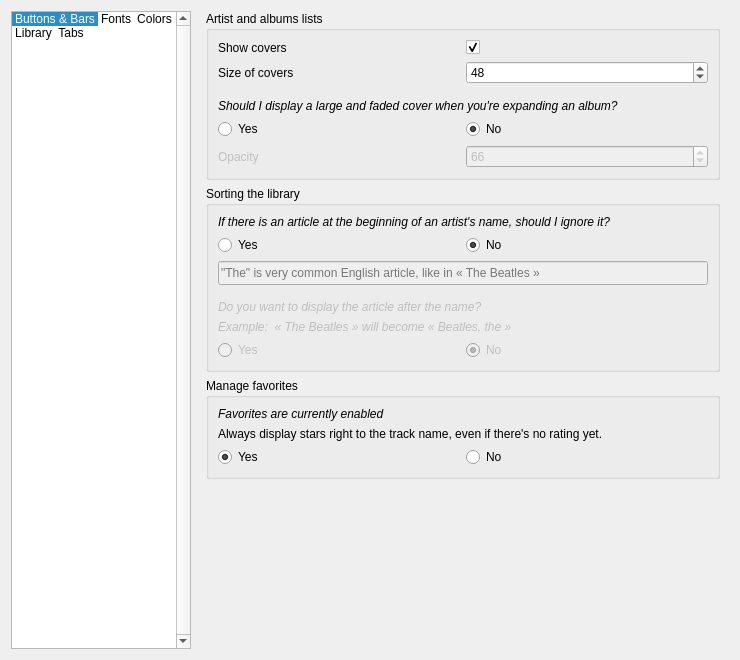
Above: code/MiamPlayer/customizetheme.ui from MBach/Miam-Player before the change. Below: the same form after it.
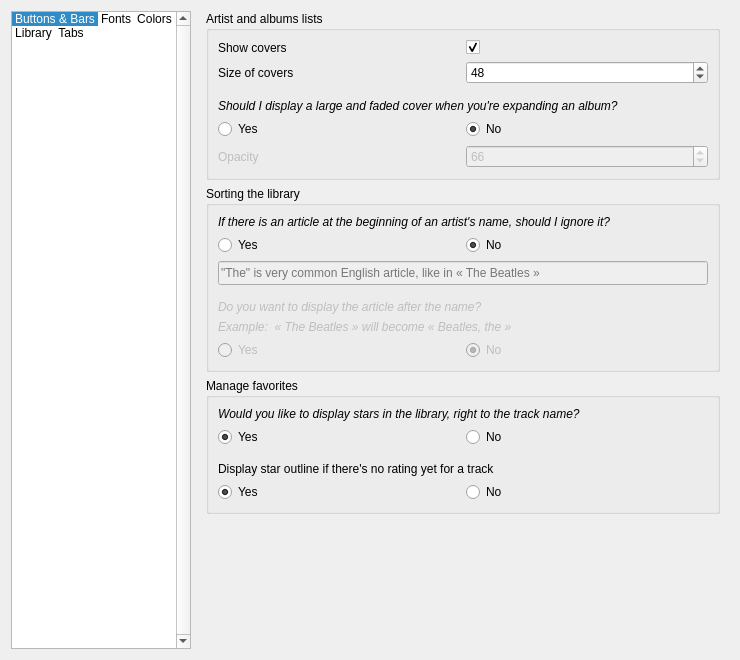
That is the form after the change. The open tabs and pages were chosen to show the change. Icons and pictures are not drawn. Custom widgets are drawn as their Qt base class.

Commit message: Display covers and stars in the Library

```diff
--- a/code/MiamPlayer/customizetheme.ui
+++ b/code/MiamPlayer/customizetheme.ui
@@ -1737,14 +1737,174 @@
              <string>This option can be changed in General options section</string>
             </property>
             <property name="text">
-             <string>Favorites are currently enabled</string>
+             <string>Would you like to display stars in the library, right to the track name?</string>
             </property>
            </widget>
           </item>
+          <item>
+           <layout class="QGridLayout" name="gridLayout_7" columnstretch="1,1">
+            <property name="bottomMargin">
+             <number>9</number>
+            </property>
+            <item row="0" column="0">
+             <layout class="QHBoxLayout" name="horizontalLayout_4">
+              <item>
+               <widget class="QRadioButton" name="radioButtonEnableStarDelegate">
+                <property name="toolTip">
+                 <string>This option will always displays 5 stars, even if the track has not been rated yet</string>
+                </property>
+                <property name="text">
+                 <string>Yes</string>
+                </property>
+                <property name="iconSize">
+                 <size>
+                  <width>16</width>
+                  <height>16</height>
+                 </size>
+                </property>
+                <property name="checked">
+                 <bool>true</bool>
+                </property>
+                <attribute name="buttonGroup">
+                 <string notr="true">buttonGroupEnableStarDelegate</string>
+                </attribute>
+               </widget>
+              </item>
+              <item>
+               <widget class="QLabel" name="star1">
+                <property name="sizePolicy">
+                 <sizepolicy hsizetype="Fixed" vsizetype="Preferred">
+                  <horstretch>0</horstretch>
+                  <verstretch>0</verstretch>
+                 </sizepolicy>
+                </property>
+                <property name="text">
+                 <string notr="true"/>
+                </property>
+                <property name="pixmap">
+                 <pixmap resource="mp.qrc">:/icons/favorite</pixmap>
+                </property>
+                <property name="scaledContents">
+                 <bool>true</bool>
+                </property>
+               </widget>
+              </item>
+              <item>
+               <widget class="QLabel" name="star2">
+                <property name="sizePolicy">
+                 <sizepolicy hsizetype="Fixed" vsizetype="Preferred">
+                  <horstretch>0</horstretch>
+                  <verstretch>0</verstretch>
+                 </sizepolicy>
+                </property>
+                <property name="text">
+                 <string notr="true"/>
+                </property>
+                <property name="pixmap">
+                 <pixmap resource="mp.qrc">:/icons/favorite</pixmap>
+                </property>
+                <property name="scaledContents">
+                 <bool>true</bool>
+                </property>
+               </widget>
+              </item>
+              <item>
+               <widget class="QLabel" name="star3">
+                <property name="sizePolicy">
+                 <sizepolicy hsizetype="Fixed" vsizetype="Preferred">
+                  <horstretch>0</horstretch>
+                  <verstretch>0</verstretch>
+                 </sizepolicy>
+                </property>
+                <property name="text">
+                 <string notr="true"/>
+                </property>
+                <property name="pixmap">
+                 <pixmap resource="mp.qrc">:/icons/favorite</pixmap>
+                </property>
+                <property name="scaledContents">
+                 <bool>true</bool>
+                </property>
+               </widget>
+              </item>
+              <item>
+               <widget class="QLabel" name="star4">
+                <property name="sizePolicy">
+                 <sizepolicy hsizetype="Fixed" vsizetype="Preferred">
+                  <horstretch>0</horstretch>
+                  <verstretch>0</verstretch>
+                 </sizepolicy>
+                </property>
+                <property name="text">
+                 <string notr="true"/>
+                </property>
+                <property name="pixmap">
+                 <pixmap resource="mp.qrc">:/icons/favorite</pixmap>
+                </property>
+                <property name="scaledContents">
+                 <bool>true</bool>
+                </property>
+               </widget>
+              </item>
+              <item>
+               <widget class="QLabel" name="star5">
+                <property name="sizePolicy">
+                 <sizepolicy hsizetype="Fixed" vsizetype="Preferred">
+                  <horstretch>0</horstretch>
+                  <verstretch>0</verstretch>
+                 </sizepolicy>
+                </property>
+                <property name="text">
+                 <string notr="true"/>
+                </property>
+                <property name="pixmap">
+                 <pixmap resource="mp.qrc">:/icons/favorite</pixmap>
+                </property>
+                <property name="scaledContents">
+                 <bool>true</bool>
+                </property>
+               </widget>
+              </item>
+              <item>
+               <spacer name="horizontalSpacer_2">
+                <property name="orientation">
+                 <enum>Qt::Horizontal</enum>
+                </property>
+                <property name="sizeHint" stdset="0">
+                 <size>
+                  <width>40</width>
+                  <height>20</height>
+                 </size>
+                </property>
+               </spacer>
+              </item>
+             </layout>
+            </item>
+            <item row="0" column="1">
+             <widget class="QRadioButton" name="radioButtonDisableStarDelegate">
+              <property name="sizePolicy">
+               <sizepolicy hsizetype="Expanding" vsizetype="Fixed">
+                <horstretch>0</horstretch>
+                <verstretch>0</verstretch>
+               </sizepolicy>
+              </property>
+              <property name="toolTip">
+               <string>This option will never show 5 gray stars if the track has not been rated </string>
+              </property>
+              <property name="text">
+               <string>No</string>
+              </property>
+              <attribute name="buttonGroup">
+               <string notr="true">buttonGroupEnableStarDelegate</string>
+              </attribute>
+             </widget>
+            </item>
+           </layout>
+          </item>
           <item>
            <widget class="QLabel" name="labelLibraryDelegates">
             <property name="text">
-             <string>Always display stars right to the track name, even if there's no rating yet.</string>
+             <string>Display star outline if there's no rating yet for a track</string>
             </property>
             <property name="wordWrap">
              <bool>true</bool>
@@ -1752,31 +1912,8 @@
            </widget>
           </item>
           <item>
-           <layout class="QHBoxLayout" name="horizontalLayout_7">
-            <item>
-             <widget class="QRadioButton" name="radioButtonShowNeverScoredTracks">
-              <property name="toolTip">
-               <string>This option will always displays 5 stars, even if the track has not been rated yet</string>
-              </property>
-              <property name="text">
-               <string>Yes</string>
-              </property>
-              <property name="icon">
-               <iconset resource="mp.qrc">
-                <normaloff>:/icons/warning</normaloff>:/icons/warning</iconset>
-              </property>
-              <property name="iconSize">
-               <size>
-                <width>16</width>
-                <height>16</height>
-               </size>
-              </property>
-              <property name="checked">
-               <bool>true</bool>
-              </property>
-             </widget>
-            </item>
-            <item>
+           <layout class="QGridLayout" name="gridLayout_6" columnstretch="1,1">
+            <item row="0" column="1">
              <widget class="QRadioButton" name="radioButtonHideNeverScoredTracks">
               <property name="toolTip">
                <string>This option will never show 5 gray stars if the track has not been rated </string>
@@ -1786,6 +1923,140 @@
               </property>
              </widget>
             </item>
+            <item row="0" column="0">
+             <layout class="QHBoxLayout" name="horizontalLayout_7">
+              <item>
+               <widget class="QRadioButton" name="radioButtonShowNeverScoredTracks">
+                <property name="toolTip">
+                 <string>This option will always displays 5 stars, even if the track has not been rated yet</string>
+                </property>
+                <property name="text">
+                 <string>Yes</string>
+                </property>
+                <property name="iconSize">
+                 <size>
+                  <width>16</width>
+                  <height>16</height>
+                 </size>
+                </property>
+                <property name="checked">
+                 <bool>true</bool>
+                </property>
+                <attribute name="buttonGroup">
+                 <string notr="true">buttonGroupEnableStarOutline</string>
+                </attribute>
+               </widget>
+              </item>
+              <item>
+               <widget class="QLabel" name="starOutline1">
+                <property name="sizePolicy">
+                 <sizepolicy hsizetype="Fixed" vsizetype="Preferred">
+                  <horstretch>0</horstretch>
+                  <verstretch>0</verstretch>
+                 </sizepolicy>
+                </property>
+                <property name="text">
+                 <string notr="true"/>
+                </property>
+                <property name="pixmap">
+                 <pixmap resource="mp.qrc">:/icons/favorite_outline</pixmap>
+                </property>
+                <property name="scaledContents">
+                 <bool>true</bool>
+                </property>
+               </widget>
+              </item>
+              <item>
+               <widget class="QLabel" name="starOutline2">
+                <property name="sizePolicy">
+                 <sizepolicy hsizetype="Fixed" vsizetype="Preferred">
+                  <horstretch>0</horstretch>
+                  <verstretch>0</verstretch>
+                 </sizepolicy>
+                </property>
+                <property name="text">
+                 <string notr="true"/>
+                </property>
+                <property name="pixmap">
+                 <pixmap resource="mp.qrc">:/icons/favorite_outline</pixmap>
+                </property>
+                <property name="scaledContents">
+                 <bool>true</bool>
+                </property>
+               </widget>
+              </item>
+              <item>
+               <widget class="QLabel" name="starOutline3">
+                <property name="sizePolicy">
+                 <sizepolicy hsizetype="Fixed" vsizetype="Preferred">
+                  <horstretch>0</horstretch>
+                  <verstretch>0</verstretch>
+                 </sizepolicy>
+                </property>
+                <property name="text">
+                 <string notr="true"/>
+                </property>
+                <property name="pixmap">
+                 <pixmap resource="mp.qrc">:/icons/favorite_outline</pixmap>
+                </property>
+                <property name="scaledContents">
+                 <bool>true</bool>
+                </property>
+               </widget>
+              </item>
+              <item>
+               <widget class="QLabel" name="starOutline4">
+                <property name="sizePolicy">
+                 <sizepolicy hsizetype="Fixed" vsizetype="Preferred">
+                  <horstretch>0</horstretch>
+                  <verstretch>0</verstretch>
+                 </sizepolicy>
+                </property>
+                <property name="text">
+                 <string notr="true"/>
+                </property>
+                <property name="pixmap">
+                 <pixmap resource="mp.qrc">:/icons/favorite_outline</pixmap>
+                </property>
+                <property name="scaledContents">
+                 <bool>true</bool>
+                </property>
+               </widget>
+              </item>
+              <item>
+               <widget class="QLabel" name="starOutline5">
+                <property name="sizePolicy">
+                 <sizepolicy hsizetype="Fixed" vsizetype="Preferred">
+                  <horstretch>0</horstretch>
+                  <verstretch>0</verstretch>
+                 </sizepolicy>
+                </property>
+                <property name="text">
+                 <string notr="true"/>
+                </property>
+                <property name="pixmap">
+                 <pixmap resource="mp.qrc">:/icons/favorite_outline</pixmap>
+                </property>
+                <property name="scaledContents">
+                 <bool>true</bool>
+                </property>
+               </widget>
+              </item>
+              <item>
+               <spacer name="horizontalSpacer_3">
+                <property name="orientation">
+                 <enum>Qt::Horizontal</enum>
+                </property>
+                <property name="sizeHint" stdset="0">
+                 <size>
+                  <width>40</width>
+                  <height>20</height>
+                 </size>
+                </property>
+               </spacer>
+              </item>
+             </layout>
+            </item>
            </layout>
           </item>
          </layout>
```
Left out of the diff: 207 changed lines with no effect on the pictures. The commit also changes 16 other files.
